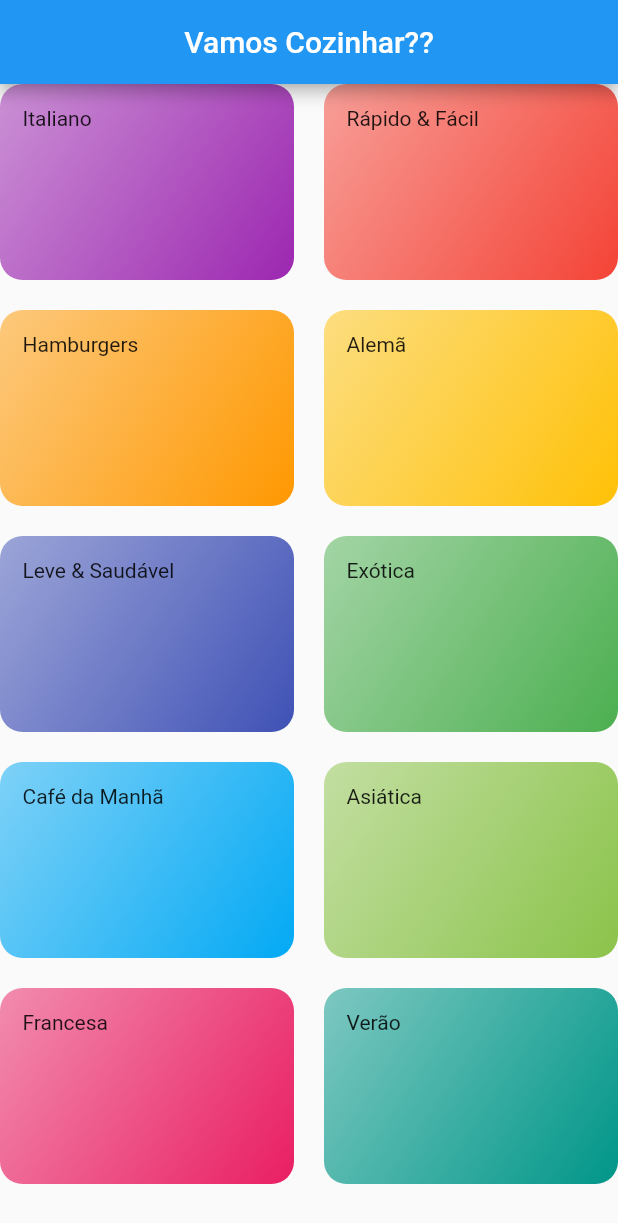
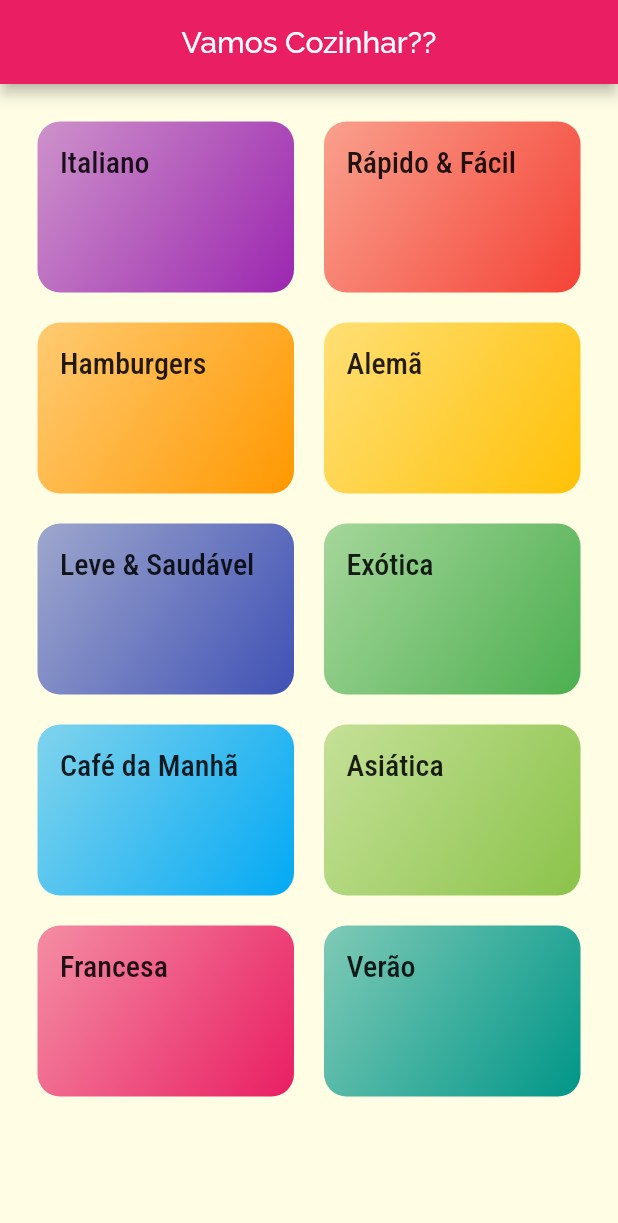
Before and after one commit to LetRicette/meals-recipe-flutter, a Flutter app: the screen it shows after launch, on a phone screen of 412 x 824 dp. Shown: the top 1223 px of the screen. Run offline on Flutter 3.47's test engine with Material 2 defaults, Android fonts, the phone set to English and light mode, and no system bars.

Commit message:
Themes and Fonts

```diff
--- a/lib/components/category_item.dart
+++ b/lib/components/category_item.dart
@@ -10,7 +10,10 @@ class CategoryItem extends StatelessWidget {
   Widget build(BuildContext context) {
     return Container(
       padding: EdgeInsets.all(15),
-      child: Text(category.title),
+      child: Text(
+        category.title,
+        style: Theme.of(context).textTheme.headline6,
+      ),
       decoration: BoxDecoration(
         borderRadius: BorderRadius.circular(15),
         gradient: LinearGradient(
--- a/lib/main.dart
+++ b/lib/main.dart
@@ -9,7 +9,15 @@ class MyApp extends StatelessWidget {
     return MaterialApp(
       title: 'Vamos Cozinhar?',
       theme: ThemeData(
-        primarySwatch: Colors.blue,
+        primarySwatch: Colors.pink,
+        accentColor: Colors.amber,
+        fontFamily: 'Raleway',
+        canvasColor: Color.fromRGBO(255, 254, 229, 1),
+        textTheme: ThemeData.light().textTheme.copyWith(
+                headline6: TextStyle(
+              fontSize: 20,
+              fontFamily: 'RobotoCondensed',
+            )),
       ),
       home: CategoriesScreen(),
     );
--- a/lib/screens/categories_screen.dart
+++ b/lib/screens/categories_screen.dart
@@ -11,6 +11,7 @@ class CategoriesScreen extends StatelessWidget {
         title: Text('Vamos Cozinhar??'),
       ),
       body: GridView(
+        padding: EdgeInsets.all(25),
         gridDelegate: SliverGridDelegateWithMaxCrossAxisExtent(
           maxCrossAxisExtent: 200,
           childAspectRatio: 3 / 2,
```
Also changed, not shown: pubspec.yaml (+18 -7 lines), assets/fonts/Raleway-Black.ttf (added), assets/fonts/Raleway-Bold.ttf (added), assets/fonts/Raleway-Regular.ttf (added), assets/fonts/RobotoCondensed-Bold.ttf (added), assets/fonts/RobotoCondensed-Italic.ttf (added), assets/fonts/RobotoCondensed-Light.ttf (added), assets/fonts/RobotoCondensed-Regular.ttf (added).
